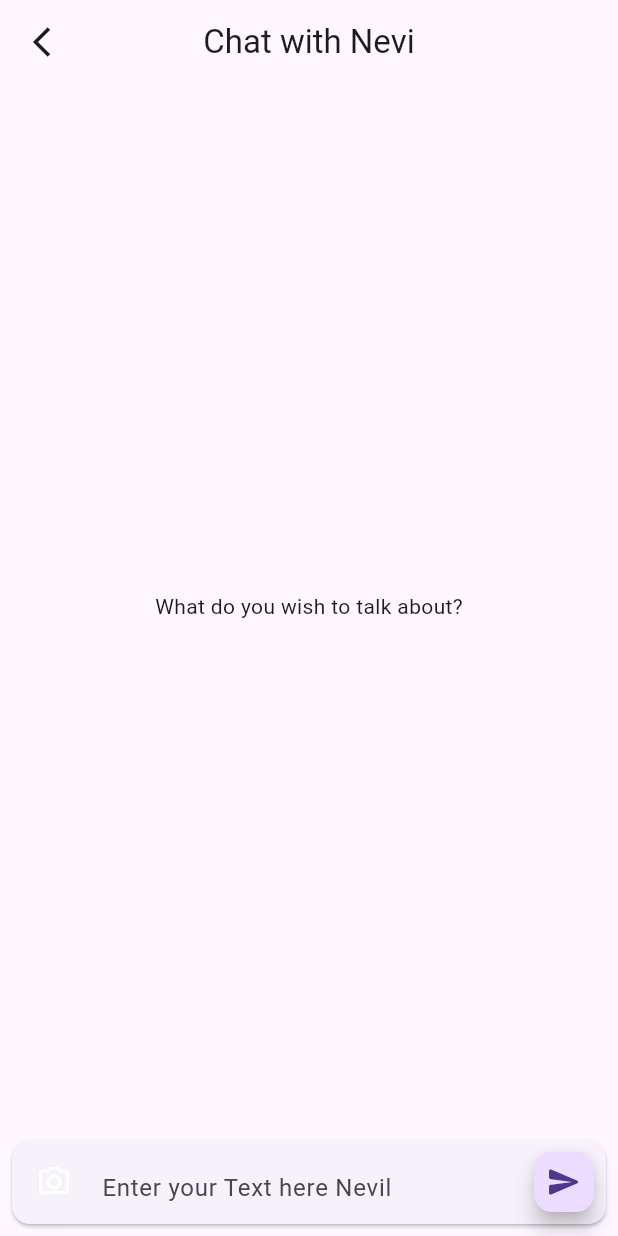
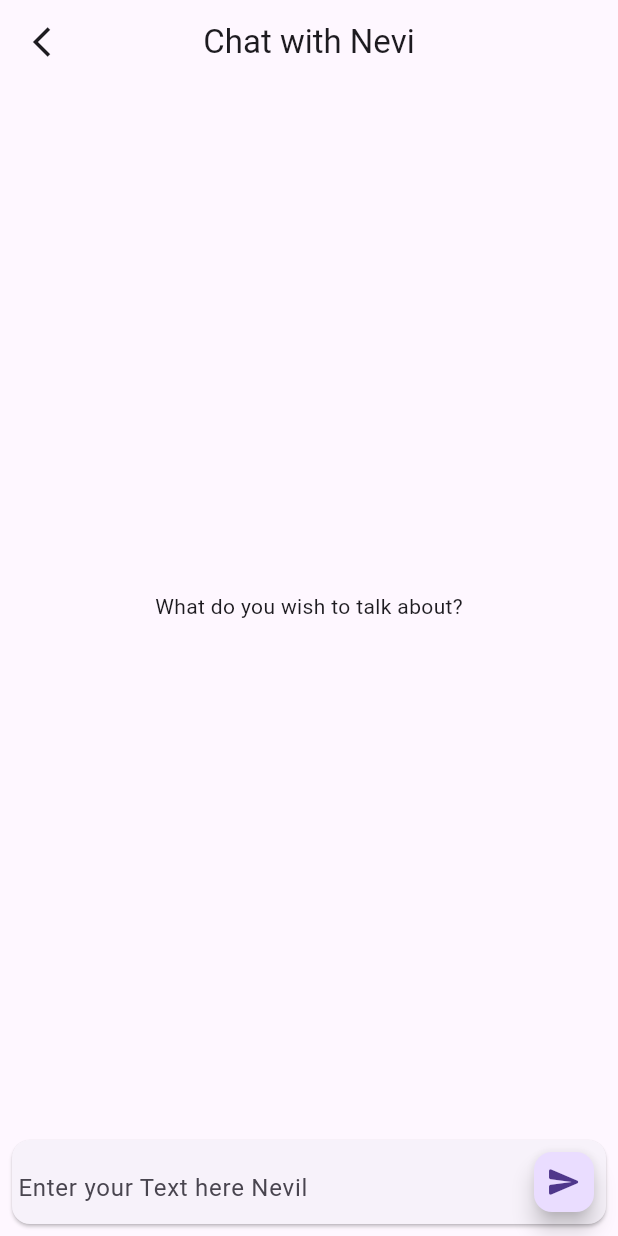
Before and after one commit to nevilpurpp/StudyBlitzAI, a Flutter app: the screen it shows after launch, after a tap on "Chat", on a phone screen of 412 x 824 dp. Run offline on Flutter 3.47's test engine with Material 3 defaults, Android fonts, the phone set to English and light mode, and no system bars; our stand-ins replace flutter_gemini, flutter_markdown, image_picker.

Commit message:
commit updates

```diff
--- /dev/null
+++ b/lib/api_keys/api-keys.json
@@ -0,0 +1,3 @@
+{
+    "GEMINI_KEY":"AIzaSyDmyjxNXMn9zuQW4Y1DpGmjr2LnY-SI2C0"
+}
--- a/lib/app/core/theme/my_app_colors.dart
+++ /dev/null
@@ -1,10 +0,0 @@
-import 'dart:ui';
-
-class MyAppColors{
-//primary colors
-  static const darkTeal = Color(0x90E0EF);
-  static const lightTeal = Color(0x90E0EF);
-
-// secondary colors
-static const  grey = Color(0x839497);
-}
--- a/lib/app/core/theme/my_app_theme.dart
+++ b/lib/app/core/theme/my_app_theme.dart
@@ -1,15 +1,17 @@
+/*
 import 'package:flutter/material.dart';
 import 'my_app_colors.dart';
 
 class MyAppThemes {
   static final lightTheme = ThemeData(
-    primaryColor: MyAppColors.lightTeal,
-    secondaryHeaderColor: MyAppColors.grey,
+    primaryColor: Color(4282474385),
+    secondaryHeaderColor: Color(4283850609),
     brightness: Brightness.light
   );
   static final darkTheme = ThemeData(
-    primaryColor: MyAppColors.darkTeal,
-    secondaryHeaderColor: MyAppColors.grey,
+    primaryColor: Color(4294703871),
+    secondaryHeaderColor: ,
     brightness: Brightness.dark
   );
 }
+*/
--- a/lib/app/ui/screens/chat_screen/chat_page.dart
+++ b/lib/app/ui/screens/chat_screen/chat_page.dart
@@ -15,7 +15,9 @@ class _ChatPageState extends State<ChatPage> {
       appBar: AppBar(
         title: const Text('Chat with Nevi'),
         centerTitle: true,
-        leading: IconButton(onPressed: (){},
+        leading: IconButton(onPressed: (){
+          Navigator.pop(context);
+        },
          icon: const Icon(Icons.arrow_back_ios_outlined)),
       ),
       body: const SectionChat(),
--- a/lib/app/ui/screens/chat_screen/chat_widget/chat.dart
+++ b/lib/app/ui/screens/chat_screen/chat_widget/chat.dart
@@ -1,11 +1,9 @@
-import 'dart:typed_data';
-
+import 'package:flutter/foundation.dart';
 import 'package:flutter/material.dart';
 import 'package:flutter_gemini/flutter_gemini.dart';
 import 'package:flutter_markdown/flutter_markdown.dart';
 import 'package:image_picker/image_picker.dart';
 import '../../../widgets/chat_input_box.dart';
-import '../../../widgets/item_image_view.dart';
 
 class SectionChat extends StatefulWidget {
   const SectionChat({super.key});
@@ -24,7 +22,7 @@ class _SectionChatState extends State<SectionChat> {
 
   set loading(bool set) => setState(() => _loading = set);
   final List<Content> chats = [];
-  List<Uint8List>? images;
+
 
   @override
   Widget build(BuildContext context) {
@@ -47,37 +45,10 @@ class _SectionChatState extends State<SectionChat> {
                   )
                 : const Center(child: Text('What do you wish to talk about?'))),
         if (loading) const CircularProgressIndicator(),
-         if (images != null)
-          Container(
-            height: 120,
-            padding: const EdgeInsets.symmetric(horizontal: 4),
-            alignment: Alignment.centerLeft,
-            child: Card(
-              child: ListView.builder(
-                itemBuilder: (context, index) => ItemImageView(
-                  bytes: images!.elementAt(index),
-                ),
-                itemCount: images!.length,
-                scrollDirection: Axis.horizontal,
-              ),
-            ),
-          ),
+
         ChatInputBox(
           controller: controller,
-            onClickCamera: () {
-            picker.pickMultiImage().then((value) async {
-              final imagesBytes = <Uint8List>[];
-              for (final file in value) {
-                imagesBytes.add(await file.readAsBytes());
-              }
 
-              if (imagesBytes.isNotEmpty) {
-                setState(() {
-                  images = imagesBytes;
-                });
-              }
-            });
-          },
           onSend: () {
             if (controller.text.isNotEmpty) {
               final searchedText = controller.text;
@@ -90,14 +61,10 @@ class _SectionChatState extends State<SectionChat> {
                 chats.add(Content(
                     role: 'Nevi AI', parts: [Parts(text: value?.output)]));
                 loading = false;
-              });
-            }else if (images != null){
-              chats.add(Content(role: 'user', parts: []));
-              loading = true;
-              gemini.chat(chats).then((value) {
-                chats.add(Content(role: "Nevi AI",
-                parts: [Parts(text: value?.output)]));
-                loading = false;
+              }).catchError((e){
+                if (kDebugMode) {
+                  print("error $e");
+                }
               });
             }
           },
--- a/lib/app/ui/screens/home/home_page.dart
+++ b/lib/app/ui/screens/home/home_page.dart
@@ -1,5 +1,6 @@
 import 'package:flutter/material.dart';
 import 'package:nevilai/app/ui/screens/chat_screen/chat_page.dart';
+import 'package:nevilai/app/ui/screens/home/home_widget/app_bar.dart';
 import 'package:nevilai/app/ui/screens/home/home_widget/custom_card.dart';
 
 class HomePage extends StatefulWidget {
@@ -13,56 +14,67 @@ class _HomePageState extends State<HomePage> {
   @override
   Widget build(BuildContext context) {
     return Scaffold(
-      appBar: AppBar(),
-      body: GridView.count(
+     appBar: const HomeAppBar(),
+      body: Column(
+        children: [
+
+          SizedBox(
+            height: 450,
+            width: double.infinity,
+            child: Padding(
+              padding: const EdgeInsets.all(10.0),
+              child: GridView.count(
                 crossAxisCount: 2,
                 mainAxisSpacing: 5,
-        crossAxisSpacing: 10,
+                crossAxisSpacing: 6,
                 children:    [
                   Card.filled(
+                    elevation: 5,
                     child:InkWell(
-              splashColor: Colors.blue,
+                      splashColor: Color.fromARGB(255, 159, 218, 191),
                       onTap: (){
                          Navigator.push(
                           context,
                          MaterialPageRoute(builder: (context) => const ChatPage()),
                          );
                       },
-              child: CustomCard(
+                      child: const CustomCard(
                       title: 'Chat',
                                image: 'assets/icons/chat.png'),
                     ),
                   ),
                   Card.filled(
-
+                    elevation: 5,
                     child: InkWell(
                       splashColor: Colors.blue,
                       onTap: (){
                         debugPrint('Card tapped');
                       },
-              child: CustomCard(
+                      child: const CustomCard(
                         title: 'Generate Quiz',
                         image: 'assets/icons/ideas.png'),
                     ),
                       ),
                   Card.filled(
+                    elevation: 5,
+                     child: InkWell(
+                      splashColor: Colors.purpleAccent.shade200,
+                      onTap: (){
+                        debugPrint('Card tapped');
+                      },
+                       child: const CustomCard(
+                        title: 'Essay Grader',
+                        image: 'assets/icons/essay.png'),
+                     ),
+                      ),
+                  Card.filled(
+                    elevation: 5,
                     child: InkWell(
                       splashColor: Colors.blue,
                       onTap: (){
                         debugPrint('Card tapped');
                       },
-               child: CustomCard(
-                title: 'Essay Grader',
-                image: 'assets/icons/essay.png'),
-             ),
-              ),
-          Card.filled(
-            child: InkWell(
-              splashColor: Colors.blue,
-              onTap: (){
-                debugPrint('Card tapped');
-              },
-              child: CustomCard(
+                      child: const CustomCard(
                         title: 'Explain a topic',
                         image: 'assets/icons/trending-topic.png'),
                     ),
@@ -70,6 +82,10 @@ class _HomePageState extends State<HomePage> {
 
                 ],
                 ),
+            ),
+          ),
+        ],
+      ),
     );
   }
 }
--- /dev/null
+++ b/lib/app/ui/screens/home/home_widget/app_bar.dart
@@ -0,0 +1,46 @@
+import 'package:flutter/material.dart';
+
+class HomeAppBar extends StatelessWidget  implements PreferredSizeWidget {
+  const HomeAppBar({super.key});
+
+  @override
+  Widget build(BuildContext context) {
+    return AppBar(
+       flexibleSpace:
+      //bottom: PreferredSize(preferredSize: const Size.fromHeight(200),
+         SizedBox(
+          height: 200,
+          width: double.infinity,
+          child: Padding(
+            padding: const EdgeInsets.all(8.0),
+            child:  Column(
+              crossAxisAlignment: CrossAxisAlignment.start,
+              children: [
+                const SizedBox(height: 30,),
+                Row(children: [
+                  const Padding(
+                  padding: EdgeInsets.all(5.0),
+                  child: Text('Hello Mike,',
+                  style: TextStyle(
+                    fontSize: 30,
+                    fontWeight: FontWeight.bold,
+
+                  )),
+                ),
+                const Spacer(),
+
+                IconButton(onPressed: (){}, icon: const Icon(Icons.person_2_rounded))
+                ],),
+
+                const Text('Excited to learn something new today?',)
+
+              ],
+            ),
+          ),
+          ));
+    /* */
+  }
+
+  @override
+  Size get preferredSize => Size.fromHeight(200);
+}
--- a/lib/app/ui/screens/home/home_widget/custom_card.dart
+++ b/lib/app/ui/screens/home/home_widget/custom_card.dart
@@ -2,7 +2,7 @@
 import 'package:flutter/material.dart';
 
 class CustomCard extends StatelessWidget {
-   CustomCard({super.key,
+   const CustomCard({super.key,
   required this.title,
   required this.image,
   });
--- a/lib/main.dart
+++ b/lib/main.dart
@@ -1,11 +1,11 @@
 import 'package:flutter/material.dart';
 import 'package:flutter_gemini/flutter_gemini.dart';
-import 'app/core/theme/my_app_theme.dart';
+import 'app/data/middleware/api.dart';
 import 'app/ui/screens/home/home_page.dart';
 
 
 void main() {
-   Gemini.init(apiKey: 'ENTER_YOUR_API_KEY', enableDebugging: true);
+   Gemini.init(apiKey: '$geminiApiKey ', enableDebugging: true);
   runApp(const MyApp());
 }
 
@@ -18,12 +18,19 @@ class MyApp extends StatelessWidget {
     return MaterialApp(
       debugShowCheckedModeBanner: false,
       themeMode: ThemeMode.system,
-      theme: MyAppThemes.lightTheme,
-      darkTheme: MyAppThemes.darkTheme,
+      theme: ThemeData(
+        useMaterial3: true,
+        brightness: Brightness.light
+      ),
+      darkTheme: ThemeData(
+        useMaterial3: true,
+        brightness: Brightness.dark
+      ),
 
       home: const HomePage(),
     );
   }
+
 }
 //login
 //save user session
```
Also changed, not shown: 2 other files. Lines whose indentation alone changed are shown as unchanged.
